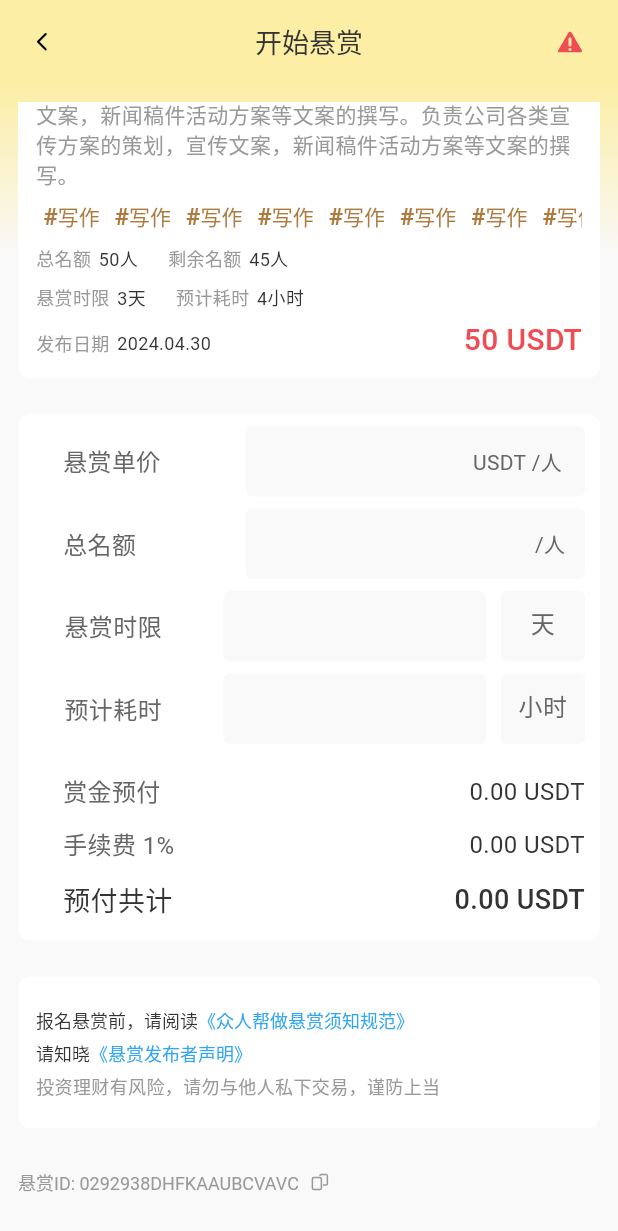
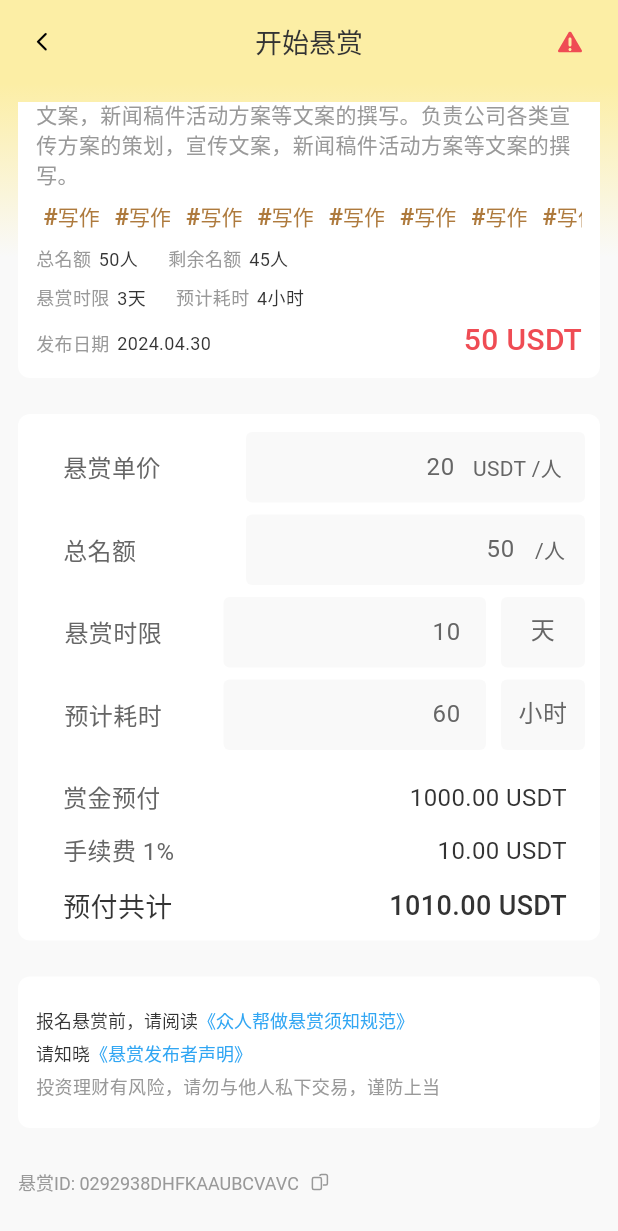
Before and after one commit to Esthert0109/part_time_app3, a Flutter app: the MissionDetailStatusIssuerPage screen opened directly, scrolled down 176 dp, on a phone screen of 412 x 824 dp. Shown: the top 1231 px of the screen. Run offline on Flutter 3.47's test engine with Material 3 defaults, Android fonts, the phone set to English and light mode, and no system bars; our stand-ins replace badges, flutter_svg, fluttertoast, get, image_picker, lazy_load_scrollview and 2 more; network calls fail.

Commit message:
modified mission publish checkout card component

```diff
--- a/part_time_app/lib/Components/Card/missionPublishCheckoutCardComponent.dart
+++ b/part_time_app/lib/Components/Card/missionPublishCheckoutCardComponent.dart
@@ -83,7 +83,7 @@ class _MissionPublishCheckoutCardComponentState
         ),
         child: Column(
           children: [
-            SizedBox(height: 8),
+            SizedBox(height: 12),
             _buildTextFormField1(
               "悬赏单价",
               "USDT /人",
@@ -182,10 +182,11 @@ class _MissionPublishCheckoutCardComponentState
             ),
             SizedBox(height: 20),
             Container(
+              padding: const EdgeInsets.only(right: 12),
               child: Row(
                 children: [
-                  SizedBox(width: 20),
-                  Expanded(
+                  const SizedBox(width: 20),
+                  const Expanded(
                       flex: 3,
                       child: Text(
                         "赏金预付",
@@ -203,6 +204,7 @@ class _MissionPublishCheckoutCardComponentState
             ),
             SizedBox(height: 12),
             Container(
+              padding: const EdgeInsets.only(right: 12),
               child: Row(
                 children: [
                   SizedBox(width: 20),
@@ -224,6 +226,7 @@ class _MissionPublishCheckoutCardComponentState
             ),
             SizedBox(height: 12),
             Container(
+              padding: const EdgeInsets.only(right: 12),
               child: Row(
                 mainAxisAlignment: MainAxisAlignment.center,
                 crossAxisAlignment: CrossAxisAlignment.center,
--- a/part_time_app/lib/Pages/MissionStatus/missionDetailStatusIssuerPage.dart
+++ b/part_time_app/lib/Pages/MissionStatus/missionDetailStatusIssuerPage.dart
@@ -105,6 +105,10 @@ class _MissionDetailStatusIssuerPageState
                 padding: const EdgeInsets.symmetric(vertical: 12),
                 child: MissionPublishCheckoutCardComponent(
                   isSubmit: true,
+                  dayInitial: "10",
+                  priceInitial: "20",
+                  peopleInitial: "50",
+                  durationInitial: "60",
                 ),
               ),
               Padding(
```
